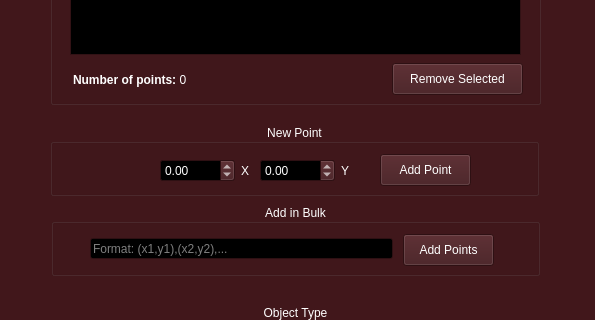
This is SGI/view/screens/newObject.ui in JVSutter/Sistema-Grafico-Interativo as Qt 5 draws it before an edit; both pictures show x 0 to 595 and y 296 to 616 of the 595 by 765 pixel window. The edited form follows.
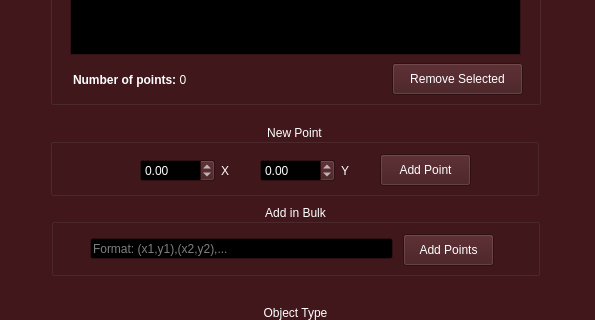
This is the edited form.

Commit message: Arrumando inputs sobrepostos na interface

Diff of the .ui file:
```diff
--- a/SGI/view/screens/newObject.ui
+++ b/SGI/view/screens/newObject.ui
@@ -797,7 +797,7 @@
    <widget class="QWidget" name="layoutWidget">
     <property name="geometry">
      <rect>
-      <x>110</x>
+      <x>90</x>
       <y>30</y>
       <width>117</width>
       <height>33</height>
```
